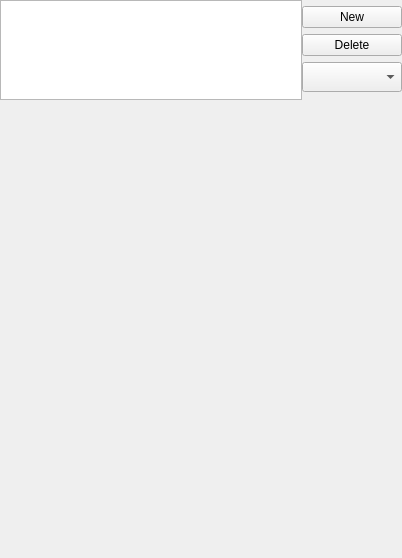
StasJ/vapor-formatted, file apps/vaporgui/renderselector.ui: the form before one commit.
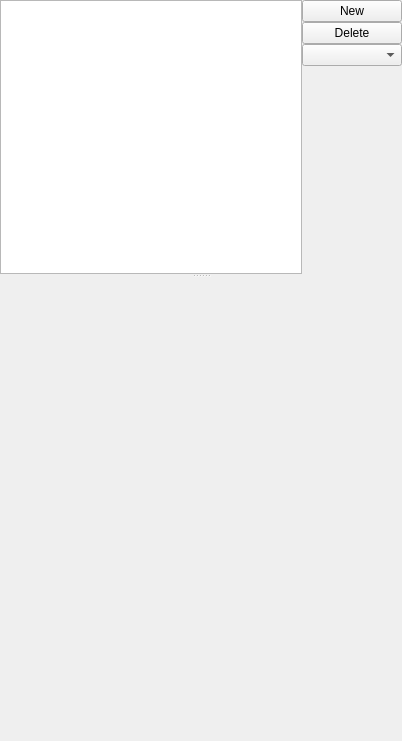
The form after the commit.

Diff of the .ui file:
```diff
--- a/apps/vaporgui/renderselector.ui
+++ b/apps/vaporgui/renderselector.ui
@@ -7,13 +7,16 @@
     <x>0</x>
     <y>0</y>
     <width>402</width>
-    <height>558</height>
+    <height>741</height>
    </rect>
   </property>
   <property name="windowTitle">
    <string>Form</string>
   </property>
-  <layout class="QHBoxLayout" name="horizontalLayout">
+  <layout class="QVBoxLayout" name="verticalLayout">
+   <property name="spacing">
+    <number>5</number>
+   </property>
    <property name="leftMargin">
     <number>0</number>
    </property>
@@ -27,11 +30,11 @@
     <number>0</number>
    </property>
    <item>
-    <layout class="QVBoxLayout" name="verticalLayout" stretch="0,1,0">
-     <property name="spacing">
-      <number>4</number>
+    <widget class="QSplitter" name="splitter">
+     <property name="orientation">
+      <enum>Qt::Vertical</enum>
      </property>
-     <item>
+     <widget class="QWidget" name="">
       <layout class="QHBoxLayout" name="horizontalLayout_2" stretch="0,0">
        <property name="spacing">
         <number>0</number>
@@ -40,14 +43,14 @@
         <enum>QLayout::SetMinimumSize</enum>
        </property>
        <item>
-        <layout class="QVBoxLayout" name="verticalLayout_2">
+        <layout class="QVBoxLayout" name="verticalLayout_2" stretch="1">
          <property name="spacing">
           <number>0</number>
          </property>
          <item>
           <widget class="QTableWidget" name="tableWidget">
            <property name="sizePolicy">
-            <sizepolicy hsizetype="MinimumExpanding" vsizetype="Expanding">
+            <sizepolicy hsizetype="MinimumExpanding" vsizetype="Maximum">
              <horstretch>0</horstretch>
              <verstretch>0</verstretch>
             </sizepolicy>
@@ -55,40 +58,30 @@
            <property name="minimumSize">
             <size>
              <width>200</width>
-             <height>80</height>
+             <height>0</height>
             </size>
            </property>
            <property name="maximumSize">
             <size>
              <width>600</width>
-             <height>100</height>
+             <height>500</height>
             </size>
            </property>
+           <attribute name="horizontalHeaderDefaultSectionSize">
+            <number>100</number>
+           </attribute>
+           <attribute name="horizontalHeaderMinimumSectionSize">
+            <number>21</number>
+           </attribute>
            <attribute name="verticalHeaderVisible">
             <bool>false</bool>
            </attribute>
           </widget>
          </item>
-         <item>
-          <spacer name="verticalSpacer_3">
-           <property name="orientation">
-            <enum>Qt::Vertical</enum>
-           </property>
-           <property name="sizeType">
-            <enum>QSizePolicy::Minimum</enum>
-           </property>
-           <property name="sizeHint" stdset="0">
-            <size>
-             <width>20</width>
-             <height>0</height>
-            </size>
-           </property>
-          </spacer>
-         </item>
         </layout>
        </item>
        <item>
-        <layout class="QVBoxLayout" name="verticalLayout_3">
+        <layout class="QVBoxLayout" name="verticalLayout_3" stretch="0,0,0,1">
          <property name="spacing">
           <number>0</number>
          </property>
@@ -145,7 +138,7 @@
          <item>
           <widget class="QComboBox" name="dupCombo">
            <property name="sizePolicy">
-            <sizepolicy hsizetype="Minimum" vsizetype="Expanding">
+            <sizepolicy hsizetype="Minimum" vsizetype="Fixed">
              <horstretch>0</horstretch>
              <verstretch>0</verstretch>
             </sizepolicy>
@@ -173,7 +166,7 @@
             <enum>Qt::Vertical</enum>
            </property>
            <property name="sizeType">
-            <enum>QSizePolicy::Minimum</enum>
+            <enum>QSizePolicy::Expanding</enum>
            </property>
            <property name="sizeHint" stdset="0">
             <size>
@@ -186,8 +179,7 @@
         </layout>
        </item>
       </layout>
-     </item>
-     <item>
+     </widget>
       <widget class="QFrame" name="stackedWidgetFrame">
        <property name="sizePolicy">
         <sizepolicy hsizetype="Expanding" vsizetype="Expanding">
@@ -231,14 +223,19 @@
         </property>
         <item>
          <widget class="QStackedWidget" name="stackedWidget">
+         <property name="sizePolicy">
+          <sizepolicy hsizetype="Preferred" vsizetype="Expanding">
+           <horstretch>0</horstretch>
+           <verstretch>0</verstretch>
+          </sizepolicy>
+         </property>
           <property name="currentIndex">
-           <number>1</number>
-          </property>
-          <widget class="QWidget" name="page"/>
-          <widget class="QWidget" name="page_2"/>
+          <number>-1</number>
+         </property>
          </widget>
         </item>
        </layout>
+     </widget>
       </widget>
      </item>
      <item>
@@ -252,12 +249,10 @@
        <property name="sizeHint" stdset="0">
         <size>
          <width>20</width>
-         <height>0</height>
+       <height>13</height>
         </size>
        </property>
       </spacer>
-     </item>
-    </layout>
    </item>
   </layout>
  </widget>
```
Lines whose indentation alone changed are shown as unchanged.
